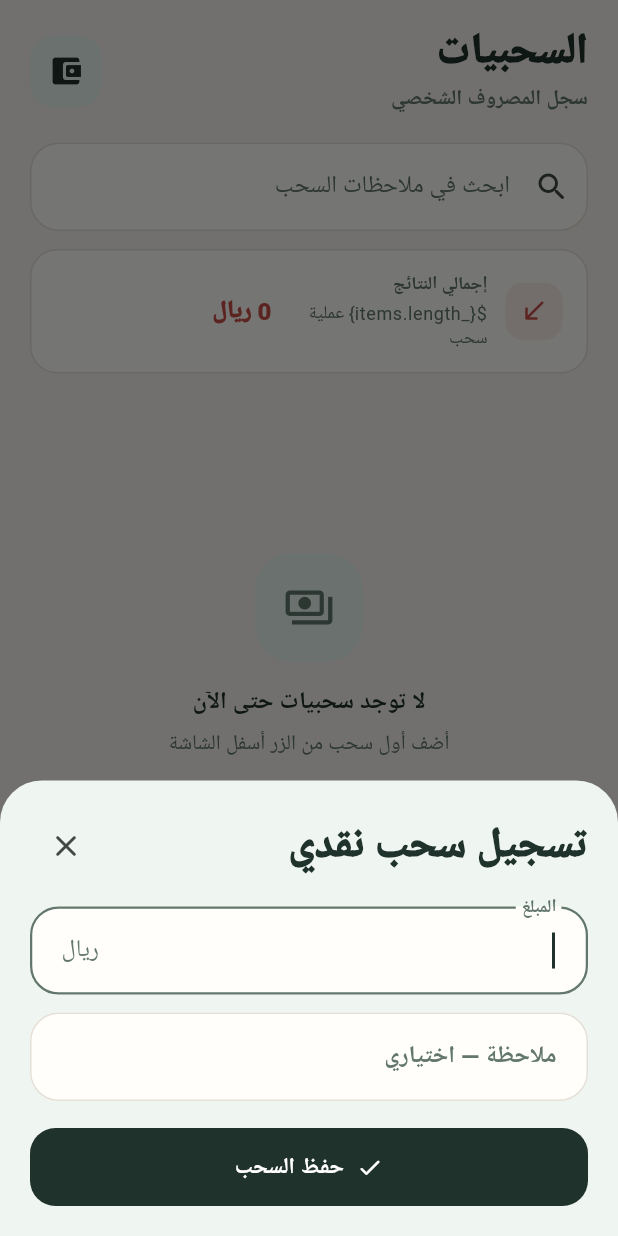
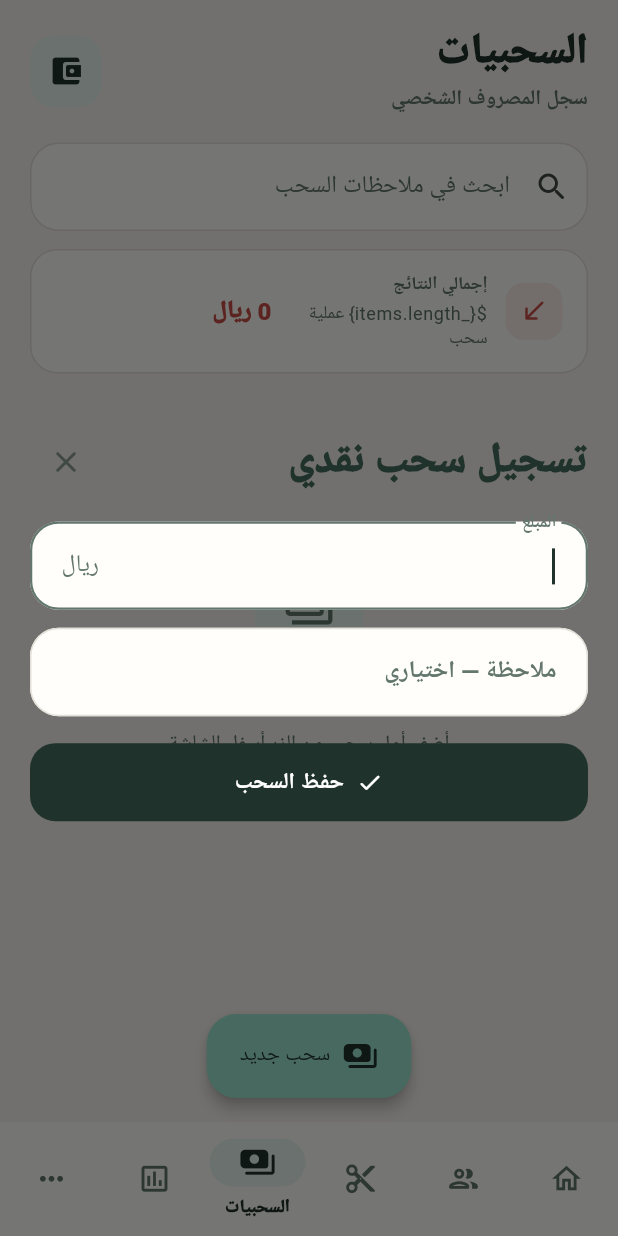
Before and after one commit to Software-coding/mikhyat-pro, a Flutter app: the screen it shows after launch, item 4 of the bottom bar chosen, after a tap on "سحب جديد", on a phone screen of 412 x 824 dp. Run offline on Flutter 3.47's test engine with Material 3 defaults, Android fonts, the phone set to English and light mode, and no system bars; our stand-ins replace file_picker, pdf, printing, share_plus, sqflite; accounts and stored records are empty.

Commit message:
feat: polish bottom navigation and withdrawal action sheet

```diff
--- a/lib/screens/home_shell.dart
+++ b/lib/screens/home_shell.dart
@@ -1,5 +1,6 @@
 import 'package:flutter/material.dart';
 import 'package:provider/provider.dart';
+import '../core/theme.dart';
 import '../models/customer.dart';
 import '../models/piece.dart';
 import '../models/withdrawal.dart';
@@ -107,9 +108,17 @@ class _HomeShellState extends State<HomeShell> {
       context: context,
       isScrollControlled: true,
       useSafeArea: true,
-      builder: (_) => WithdrawalFormSheet(
+      backgroundColor: Colors.transparent,
+      builder: (_) => FractionallySizedBox(
+        heightFactor: .68,
+        child: WithdrawalFormSheet(
           withdrawal: withdrawal,
-        onSave: (amount, note) => store.saveWithdrawal(id: withdrawal?.id, amount: amount, note: note),
+          onSave: (amount, note) => store.saveWithdrawal(
+            id: withdrawal?.id,
+            amount: amount,
+            note: note,
+          ),
+        ),
       ),
     );
   }
@@ -120,6 +129,7 @@ class _HomeShellState extends State<HomeShell> {
       body: IndexedStack(index: _index, children: _screens),
       floatingActionButton: _index <= 3
           ? FloatingActionButton.extended(
+              extendedPadding: const EdgeInsets.symmetric(horizontal: 22),
               onPressed: () {
                 if (_index == 1) {
                   _newCustomer();
@@ -146,18 +156,49 @@ class _HomeShellState extends State<HomeShell> {
             )
           : null,
       floatingActionButtonLocation: FloatingActionButtonLocation.centerFloat,
-      bottomNavigationBar: NavigationBar(
+      bottomNavigationBar: DecoratedBox(
+        decoration: const BoxDecoration(
+          border: Border(
+            top: BorderSide(color: AppTheme.line),
+          ),
+        ),
+        child: NavigationBar(
           labelBehavior: NavigationDestinationLabelBehavior.onlyShowSelected,
           selectedIndex: _index,
           onDestinationSelected: (value) => setState(() => _index = value),
           destinations: const [
-          NavigationDestination(icon: Icon(Icons.home_outlined), selectedIcon: Icon(Icons.home_rounded), label: 'الرئيسية'),
-          NavigationDestination(icon: Icon(Icons.people_outline_rounded), selectedIcon: Icon(Icons.people_rounded), label: 'العملاء'),
-          NavigationDestination(icon: Icon(Icons.content_cut_outlined), selectedIcon: Icon(Icons.content_cut_rounded), label: 'الأعمال'),
-          NavigationDestination(icon: Icon(Icons.payments_outlined), selectedIcon: Icon(Icons.payments_rounded), label: 'السحبيات'),
-          NavigationDestination(icon: Icon(Icons.assessment_outlined), selectedIcon: Icon(Icons.assessment_rounded), label: 'التقارير'),
-          NavigationDestination(icon: Icon(Icons.more_horiz_rounded), label: 'المزيد'),
+            NavigationDestination(
+              icon: Icon(Icons.home_outlined),
+              selectedIcon: Icon(Icons.home_rounded),
+              label: 'الرئيسية',
+            ),
+            NavigationDestination(
+              icon: Icon(Icons.people_outline_rounded),
+              selectedIcon: Icon(Icons.people_rounded),
+              label: 'العملاء',
+            ),
+            NavigationDestination(
+              icon: Icon(Icons.content_cut_outlined),
+              selectedIcon: Icon(Icons.content_cut_rounded),
+              label: 'الأعمال',
+            ),
+            NavigationDestination(
+              icon: Icon(Icons.payments_outlined),
+              selectedIcon: Icon(Icons.payments_rounded),
+              label: 'السحبيات',
+            ),
+            NavigationDestination(
+              icon: Icon(Icons.assessment_outlined),
+              selectedIcon: Icon(Icons.assessment_rounded),
+              label: 'التقارير',
+            ),
+            NavigationDestination(
+              icon: Icon(Icons.more_horiz_rounded),
+              selectedIcon: Icon(Icons.more_horiz_rounded),
+              label: 'المزيد',
+            ),
           ],
+        ),
       ),
     );
   }
```
Lines whose indentation alone changed are shown as unchanged.
